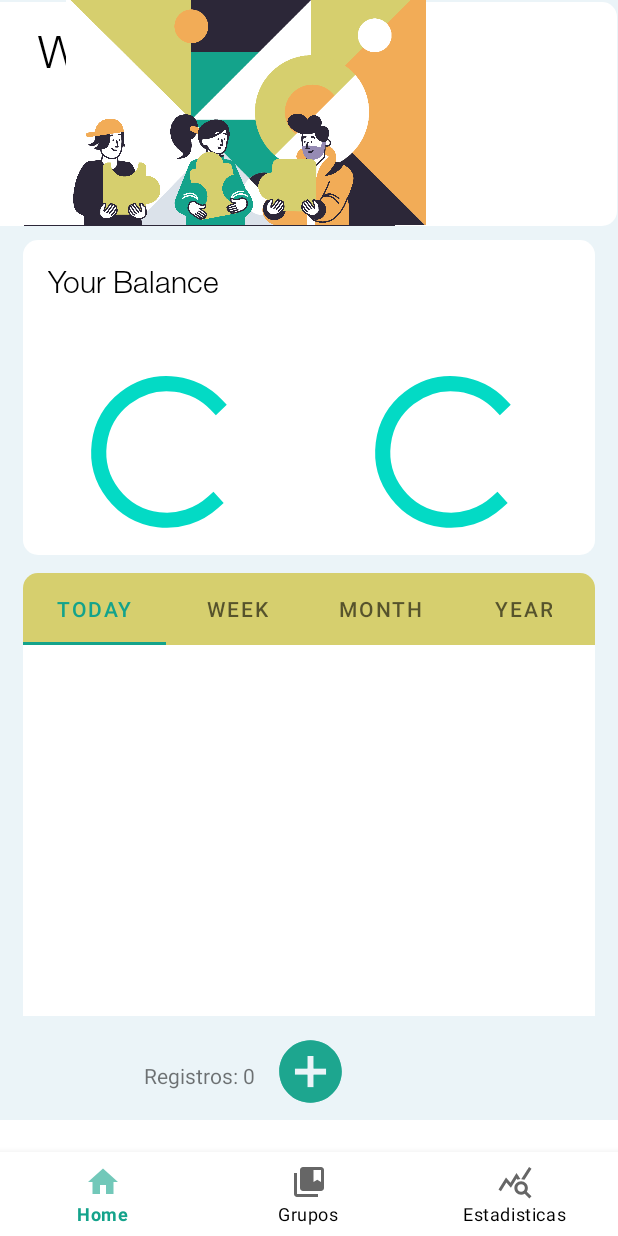
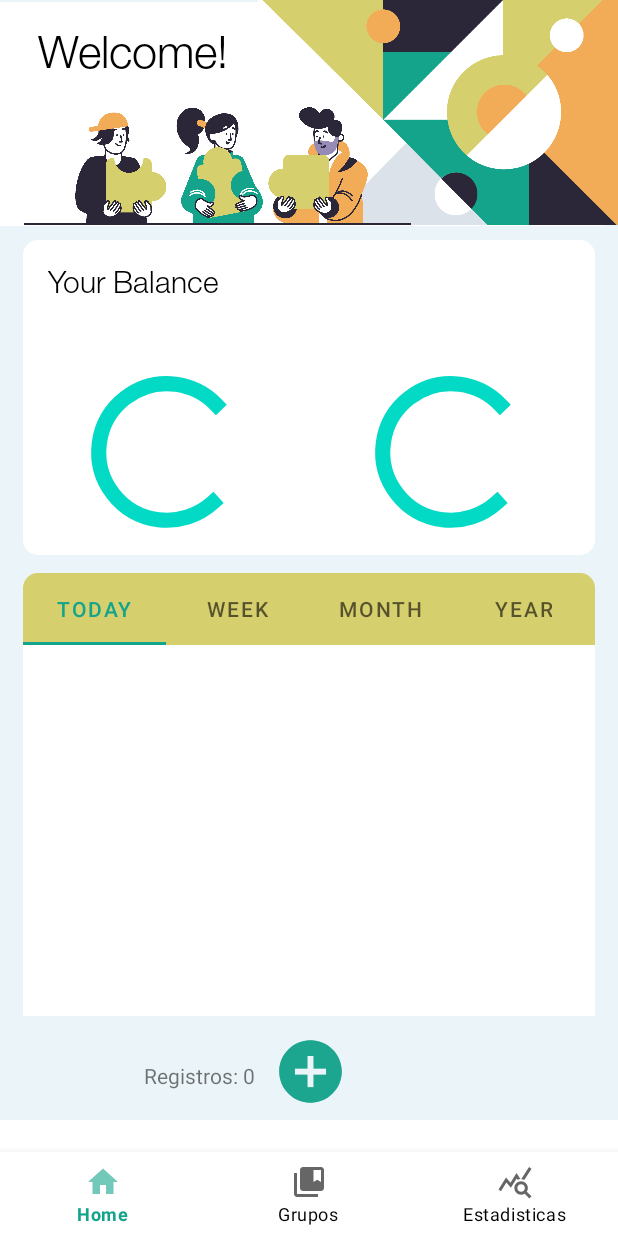
Before and after one commit to alejandroat99/ControlGastosLight, an Android app: the screen it shows after launch (MainActivity), on a phone screen of 412 x 824 dp. Run offline under Robolectric (Android 15) with nearby library versions, the phone set to English and light mode, and no system bars; our stand-ins replace Room's generated code, navigation-ui.

```diff
--- a/app/src/main/res/layout/fragment_home.xml
+++ b/app/src/main/res/layout/fragment_home.xml
@@ -151,16 +151,17 @@
                 android:layout_height="150dp"
                 android:layout_marginStart="173dp"
                 android:src="@drawable/component_flap_global_artwork"
+                app:layout_constraintEnd_toEndOf="parent"
+                app:layout_constraintHorizontal_bias="1.0"
                 app:layout_constraintStart_toStartOf="@+id/view3"
-                    app:layout_constraintTop_toTopOf="parent"
-                    app:layout_constraintEnd_toEndOf="parent" />
+                app:layout_constraintTop_toTopOf="parent" />
 
             <ImageView
                 android:id="@+id/imageView4"
-                android:layout_width="247dp"
-                android:layout_height="88dp"
+                android:layout_width="258dp"
+                android:layout_height="81dp"
                 android:layout_marginStart="16dp"
-                android:layout_marginTop="69dp"
+                android:layout_marginTop="70dp"
                 android:src="@drawable/team_at_work_solid"
                 app:layout_constraintStart_toStartOf="parent"
                 app:layout_constraintTop_toTopOf="parent" />
```
Lines whose indentation alone changed are shown as unchanged.
